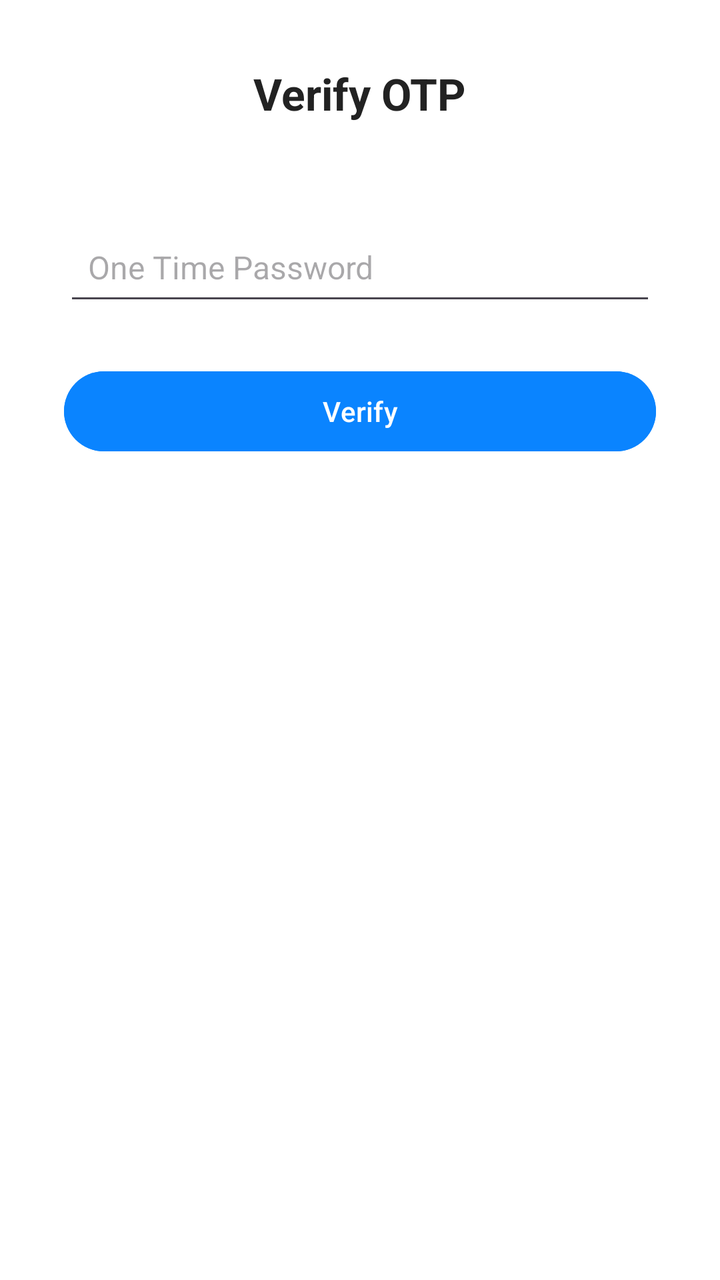
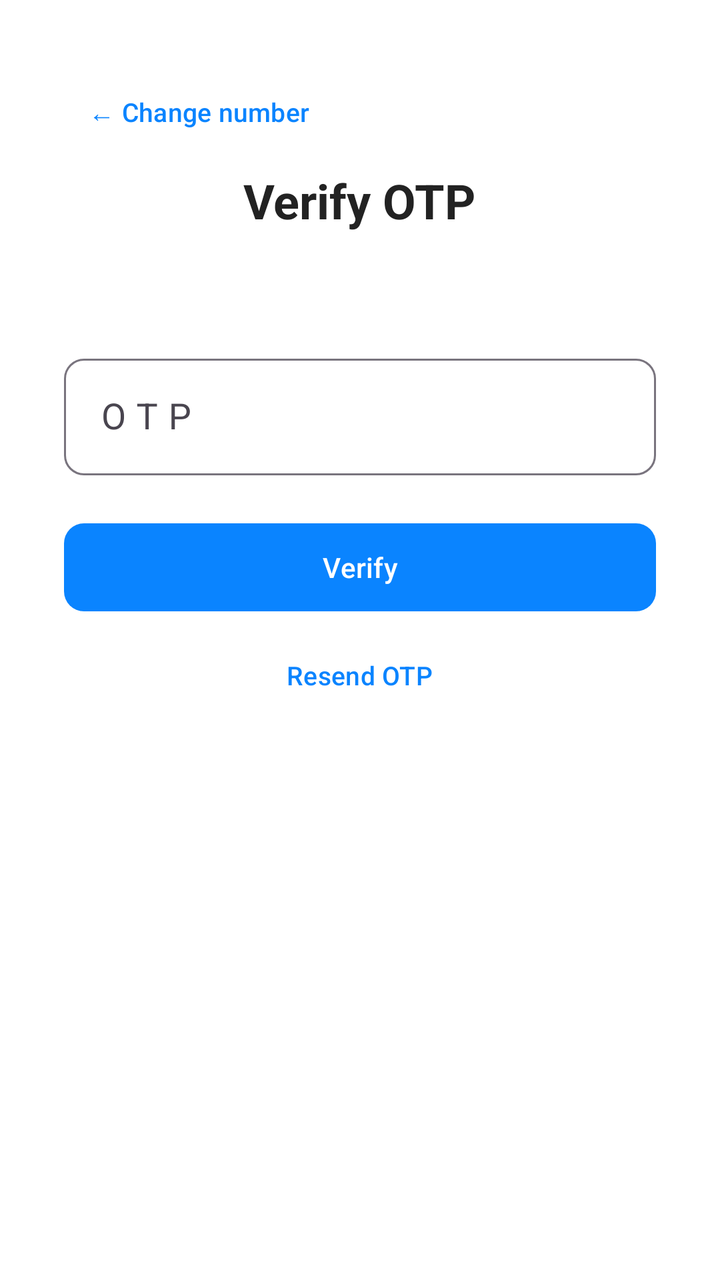

Two renders of the same Android screen: before a commit and after it. Below are the layout's source before the change and the commit's diff.
<!-- AndroidManifest.xml: application theme Theme.OTPlessHeadlessDemo -->
<!-- res/layout/fragment_o_t_p_screen.xml -->
<?xml version="1.0" encoding="utf-8"?>
<FrameLayout xmlns:android="http://schemas.android.com/apk/res/android"
    xmlns:tools="http://schemas.android.com/tools"
    android:id="@+id/otp_fragment"
    android:layout_width="match_parent"
    android:layout_height="match_parent"
    android:background="@android:color/white"
    tools:context=".OTPScreen">

    <ScrollView
        android:layout_width="match_parent"
        android:layout_height="match_parent"
        android:fillViewport="true">

        <LinearLayout
            android:id="@+id/otp_root"
            android:layout_width="match_parent"
            android:layout_height="wrap_content"
            android:orientation="vertical"
            android:padding="32dp"
            android:gravity="center_horizontal">

            <TextView
                android:layout_width="wrap_content"
                android:layout_height="wrap_content"
                android:text="Verify OTP"
                android:textSize="22sp"
                android:textStyle="bold"
                android:textColor="#222222"
                android:layout_marginBottom="24dp" />

            <TextView
                android:id="@+id/phone_display"
                android:layout_width="wrap_content"
                android:layout_height="wrap_content"
                android:text=""
                android:textSize="12sp"
                android:layout_gravity="center"
                android:textColor="#444444"
                android:layout_marginBottom="8dp" />

            <EditText
                android:id="@+id/otp_input"
                android:layout_width="match_parent"
                android:layout_height="48dp"
                android:hint="One Time Password"
                android:inputType="number"
                android:padding="12dp"
                android:textColor="#000000"
                android:textSize="16sp" />

            <Button
                android:id="@+id/otp_submit"
                android:layout_width="match_parent"
                android:layout_height="48dp"
                android:text="Verify"
                android:textAllCaps="false"
                android:layout_marginTop="24dp"
                android:backgroundTint="@color/custom_primary"
                android:textColor="@android:color/white" />
            <TextView
                android:id="@+id/otp_channel_text"
                android:layout_width="wrap_content"
                android:layout_height="wrap_content"
                android:text=""
                android:textSize="12sp"
                android:layout_gravity="center"
                android:textColor="#444444"
                android:layout_marginTop="8dp"
                android:layout_marginBottom="8dp" />
        </LinearLayout>
    </ScrollView>

    
    <FrameLayout
        android:id="@+id/loader_container"
        android:layout_width="match_parent"
        android:layout_height="match_parent"
        android:gravity="center"
        android:background="#80000000"
        android:visibility="gone">

        <LinearLayout
            android:layout_width="wrap_content"
            android:layout_height="wrap_content"
            android:orientation="vertical"
            android:gravity="center"
            android:layout_gravity="center">

            <ProgressBar
                android:id="@+id/progress_loader"
                style="?android:attr/progressBarStyleLarge"
                android:layout_width="64dp"
                android:layout_height="64dp"
                android:indeterminate="true"
                android:indeterminateTint="@color/custom_primary" />

            <TextView
                android:id="@+id/progress_text"
                android:layout_width="wrap_content"
                android:layout_height="wrap_content"
                android:text=""
                android:textColor="@android:color/white"
                android:textStyle="bold"
                android:textSize="16sp"
                android:layout_marginTop="12dp" />
        </LinearLayout>
    </FrameLayout>
</FrameLayout>
<!-- resources referenced by this layout -->
<resources>
  <color name="custom_primary">#0A84FF</color>
  <style name="Theme.OTPlessHeadlessDemo" parent="Base.Theme.OTPlessHeadlessDemo" />
  <style name="Base.Theme.OTPlessHeadlessDemo" parent="Theme.Material3.DayNight.NoActionBar">
          <item name="colorPrimary">@color/custom_primary</item>
          <item name="colorPrimaryContainer">@color/custom_primary</item>
          <item name="android:statusBarColor">@color/custom_status_bar</item>
      </style>
  <color name="custom_status_bar">#006EDC</color>
</resources>

<!-- the commit's change to res/layout/fragment_o_t_p_screen.xml (unified diff, before → after) -->
@@ -1,5 +1,6 @@
 <?xml version="1.0" encoding="utf-8"?>
 <FrameLayout xmlns:android="http://schemas.android.com/apk/res/android"
+    xmlns:app="http://schemas.android.com/apk/res-auto"
     xmlns:tools="http://schemas.android.com/tools"
     android:id="@+id/otp_fragment"
     android:layout_width="match_parent"
@@ -20,90 +21,108 @@
             android:padding="32dp"
             android:gravity="center_horizontal">
 
+            <com.google.android.material.button.MaterialButton
+                android:id="@+id/change_number_button"
+                style="@style/Widget.Material3.Button.TextButton"
+                android:layout_width="wrap_content"
+                android:layout_height="wrap_content"
+                android:layout_gravity="start"
+                android:layout_marginBottom="4dp"
+                android:insetTop="0dp"
+                android:insetBottom="0dp"
+                android:text="← Change number"
+                android:textAllCaps="false"
+                android:textSize="13sp" />
+
             <TextView
                 android:layout_width="wrap_content"
                 android:layout_height="wrap_content"
                 android:text="Verify OTP"
-                android:textSize="22sp"
+                android:textSize="24sp"
                 android:textStyle="bold"
                 android:textColor="#222222"
-                android:layout_marginBottom="24dp" />
+                android:layout_marginBottom="20dp" />
 
             <TextView
                 android:id="@+id/phone_display"
                 android:layout_width="wrap_content"
                 android:layout_height="wrap_content"
                 android:text=""
-                android:textSize="12sp"
+                android:textSize="13sp"
                 android:layout_gravity="center"
-                android:textColor="#444444"
-                android:layout_marginBottom="8dp" />
+                android:textColor="#666666"
+                android:gravity="center"
+                android:layout_marginBottom="20dp" />
 
-            <EditText
-                android:id="@+id/otp_input"
+            
+            <FrameLayout
                 android:layout_width="match_parent"
-                android:layout_height="48dp"
-                android:hint="One Time Password"
-                android:inputType="number"
-                android:padding="12dp"
-                android:textColor="#000000"
-                android:textSize="16sp" />
+                android:layout_height="wrap_content">
 
-            <Button
-                android:id="@+id/otp_submit"
+                <com.google.android.material.textfield.TextInputLayout
+                    android:layout_width="match_parent"
+                    android:layout_height="wrap_content"
+                    android:hint="OTP"
+                    app:boxBackgroundMode="outline"
+                    app:boxCornerRadiusTopStart="10dp"
+                    app:boxCornerRadiusTopEnd="10dp"
+                    app:boxCornerRadiusBottomStart="10dp"
+                    app:boxCornerRadiusBottomEnd="10dp">
+
+                    <com.google.android.material.textfield.TextInputEditText
+                        android:id="@+id/otp_input"
+                        android:layout_width="match_parent"
+                        android:layout_height="wrap_content"
+                        android:inputType="number"
+                        android:paddingEnd="40dp"
+                        android:textColor="#000000"
+                        android:textSize="18sp"
+                        android:letterSpacing="0.3" />
+                </com.google.android.material.textfield.TextInputLayout>
+
+                <ProgressBar
+                    android:id="@+id/otp_box_loader"
+                    android:layout_width="20dp"
+                    android:layout_height="20dp"
+                    android:layout_gravity="end|center_vertical"
+                    android:layout_marginEnd="16dp"
+                    android:indeterminate="true"
+                    android:indeterminateTint="@color/custom_primary"
+                    android:visibility="gone" />
+            </FrameLayout>
+
+            <TextView
+                android:id="@+id/otp_status_text"
                 android:layout_width="match_parent"
-                android:layout_height="48dp"
-                android:text="Verify"
-                android:textAllCaps="false"
-                android:layout_marginTop="24dp"
-                android:backgroundTint="@color/custom_primary"
-                android:textColor="@android:color/white" />
-            <TextView
-                android:id="@+id/otp_channel_text"
-                android:layout_width="wrap_content"
                 android:layout_height="wrap_content"
                 android:text=""
                 android:textSize="12sp"
-                android:layout_gravity="center"
-                android:textColor="#444444"
+                android:gravity="center"
+                android:textColor="#666666"
                 android:layout_marginTop="8dp"
-                android:layout_marginBottom="8dp" />
+                android:visibility="gone" />
+
+            <com.google.android.material.button.MaterialButton
+                android:id="@+id/otp_submit"
+                android:layout_width="match_parent"
+                android:layout_height="52dp"
+                android:text="Verify"
+                android:textAllCaps="false"
+                android:layout_marginTop="20dp"
+                app:backgroundTint="@color/custom_primary"
+                app:cornerRadius="10dp"
+                android:textColor="@android:color/white" />
+
+            <com.google.android.material.button.MaterialButton
+                android:id="@+id/resend_otp_button"
+                style="@style/Widget.Material3.Button.TextButton"
+                android:layout_width="wrap_content"
+                android:layout_height="wrap_content"
+                android:layout_marginTop="4dp"
+                android:text="Resend OTP"
+                android:textAllCaps="false"
+                android:textSize="13sp" />
         </LinearLayout>
     </ScrollView>
 
-    
-    <FrameLayout
-        android:id="@+id/loader_container"
-        android:layout_width="match_parent"
-        android:layout_height="match_parent"
-        android:gravity="center"
-        android:background="#80000000"
-        android:visibility="gone">
-
-        <LinearLayout
-            android:layout_width="wrap_content"
-            android:layout_height="wrap_content"
-            android:orientation="vertical"
-            android:gravity="center"
-            android:layout_gravity="center">
-
-            <ProgressBar
-                android:id="@+id/progress_loader"
-                style="?android:attr/progressBarStyleLarge"
-                android:layout_width="64dp"
-                android:layout_height="64dp"
-                android:indeterminate="true"
-                android:indeterminateTint="@color/custom_primary" />
-
-            <TextView
-                android:id="@+id/progress_text"
-                android:layout_width="wrap_content"
-                android:layout_height="wrap_content"
-                android:text=""
-                android:textColor="@android:color/white"
-                android:textStyle="bold"
-                android:textSize="16sp"
-                android:layout_marginTop="12dp" />
-        </LinearLayout>
-    </FrameLayout>
 </FrameLayout>
